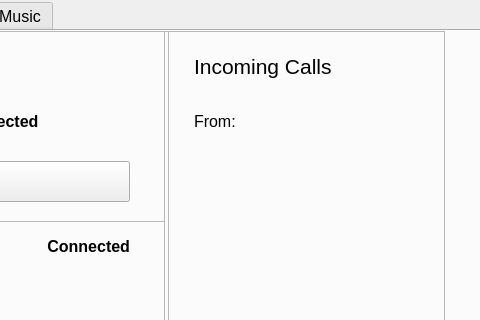
Before: the Qt Designer form Client/client.ui in MartinMinkov/Comm-Audio, drawn with Qt 5; both pictures show x 488 to 968 and y 0 to 320 of the 968 by 542 pixel window.
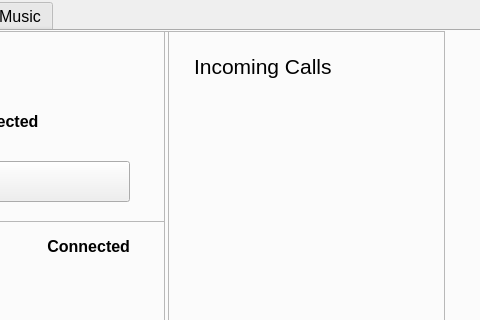
After: the same form once the commit is applied. The open tabs and pages were chosen to show the change. Icons and pictures are not drawn.

Commit message: Changed connect call to receiveVoiceChatWorker, updated GUI.

Patch:
```diff
--- a/Client/client.ui
+++ b/Client/client.ui
@@ -891,7 +891,7 @@
      <widget class="QLabel" name="voiceCallLabel">
       <property name="geometry">
        <rect>
-        <x>80</x>
+        <x>30</x>
         <y>70</y>
         <width>161</width>
         <height>41</height>
@@ -901,33 +901,15 @@
        <font>
         <family>Segoe UI</family>
         <pointsize>12</pointsize>
-        <weight>75</weight>
-        <bold>true</bold>
+        <weight>50</weight>
+        <bold>false</bold>
        </font>
       </property>
       <property name="text">
        <string/>
       </property>
       <property name="alignment">
-       <set>Qt::AlignRight|Qt::AlignTrailing|Qt::AlignVCenter</set>
-      </property>
-     </widget>
-     <widget class="QLabel" name="label_from">
-      <property name="geometry">
-       <rect>
-        <x>30</x>
-        <y>70</y>
-        <width>51</width>
-        <height>41</height>
-       </rect>
-      </property>
-      <property name="font">
-       <font>
-        <pointsize>12</pointsize>
-       </font>
-      </property>
-      <property name="text">
-       <string>From:</string>
+       <set>Qt::AlignLeading|Qt::AlignLeft|Qt::AlignVCenter</set>
       </property>
      </widget>
      <widget class="QFrame" name="panel_bg_voicechat_divider">
```
The commit also changes 1 other file.
